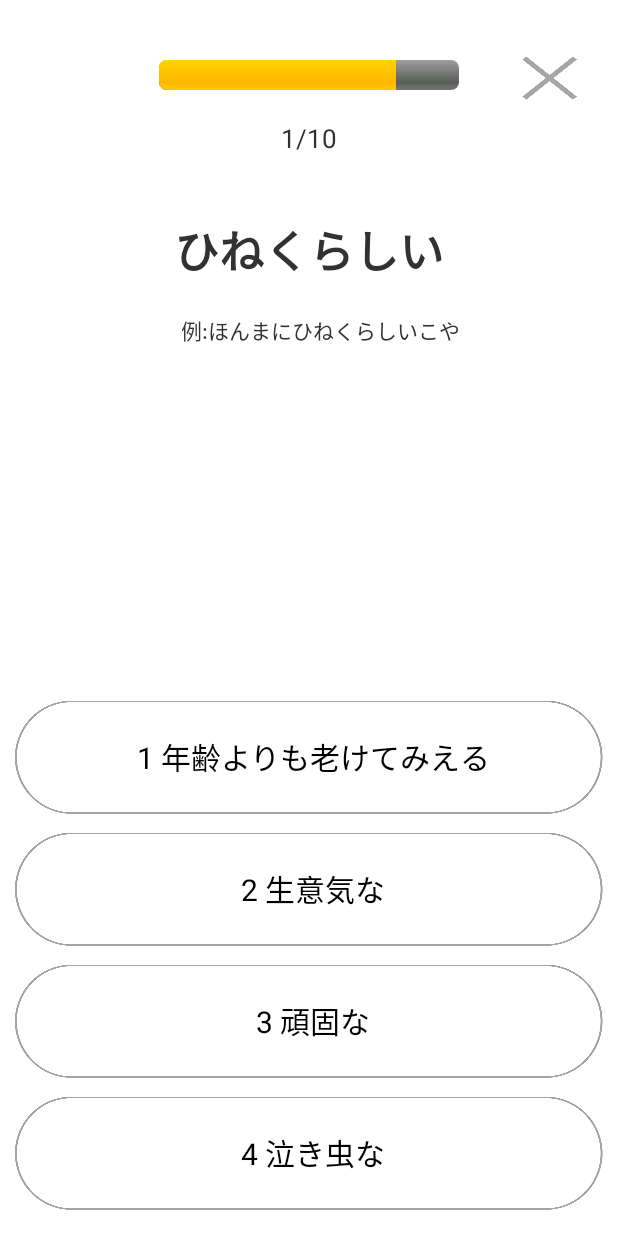
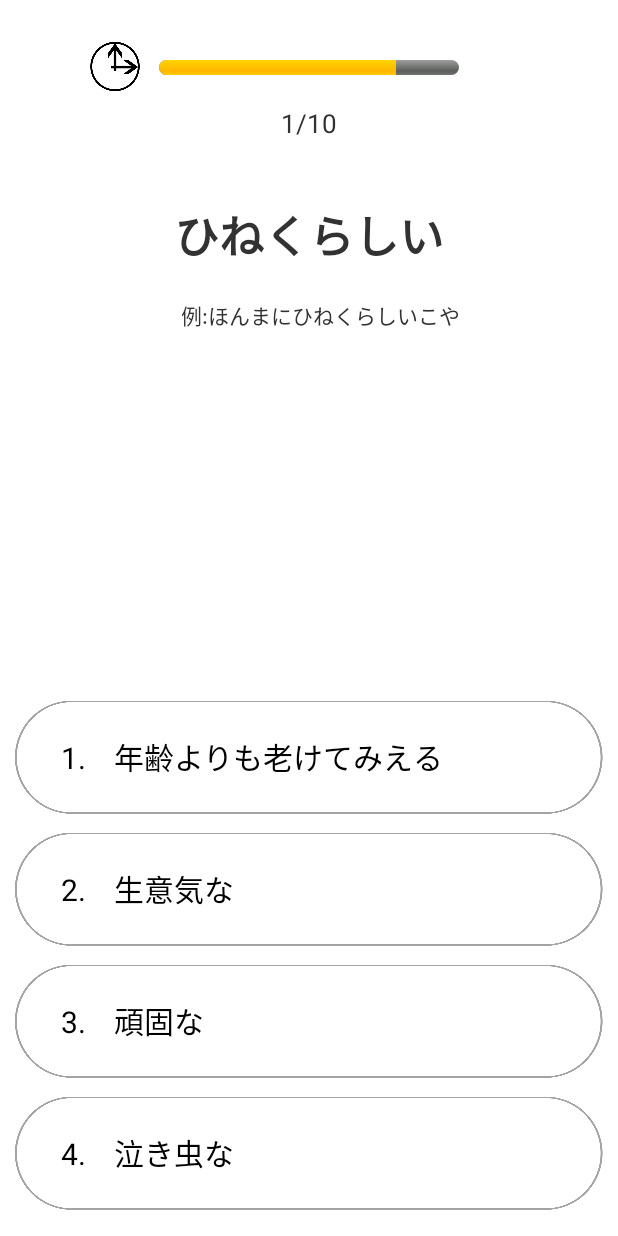
Before and after one commit to mori-mori/ToyamabenQuizuDroidVer, an Android app: the screen it shows after launch (QuestionActivity), after a tap on an icon or button, on a phone screen of 412 x 824 dp. Run offline under Robolectric (Android 15) with nearby library versions, the phone set to English and light mode, and no system bars.

Commit message:
完成？

```diff
--- a/app/src/main/java/com/morimori/toyamabenquizu/QuestionActivity.java
+++ b/app/src/main/java/com/morimori/toyamabenquizu/QuestionActivity.java
@@ -44,27 +44,23 @@ public class QuestionActivity extends Activity implements View.OnClickListener,
 
 		// answer1Button set
 		Button answer1Button = (Button)findViewById(R.id.answer1Button);
-		answer1Button.setText(" 1 " + questionData.answer1);
+		answer1Button.setText("       1.    " + questionData.answer1);
 		answer1Button.setOnClickListener(this);
 
 		// answer2Button set
 		Button answer2Button = (Button)findViewById(R.id.answer2Button);
-		answer2Button.setText(" 2 " + questionData.answer2);
+		answer2Button.setText("       2.    " + questionData.answer2);
 		answer2Button.setOnClickListener(this);
 
 		// answer3Button set
 		Button answer3Button = (Button)findViewById(R.id.answer3Button);
-		answer3Button.setText(" 3 " + questionData.answer3);
+		answer3Button.setText("       3.    " + questionData.answer3);
 		answer3Button.setOnClickListener(this);
 
 		// answer4Button set
 		Button answer4Button = (Button)findViewById(R.id.answer4Button);
-		answer4Button.setText(" 4 " + questionData.answer4);
+		answer4Button.setText("       4.    " + questionData.answer4);
 		answer4Button.setOnClickListener(this);
-
-		// backHomeButton set
-		Button backHomeButton = (Button)findViewById(R.id.backHomeButton);
-		backHomeButton.setOnClickListener(this);
 
 		answerCountBar = (ProgressBar)findViewById(R.id.timeProgressBar);
 
--- a/app/src/main/res/layout/activity_question.xml
+++ b/app/src/main/res/layout/activity_question.xml
@@ -65,6 +65,7 @@
         android:layout_marginStart="8dp"
         android:background="@drawable/anserbutton"
         android:text="だらしない"
+        android:textAlignment="viewStart"
         android:textSize="20sp"
         app:layout_constraintBottom_toTopOf="@+id/answer2Button"
         app:layout_constraintHorizontal_bias="0.0"
@@ -82,6 +83,7 @@
         android:layout_marginStart="8dp"
         android:background="@drawable/anserbutton"
         android:text="かわいい"
+        android:textAlignment="viewStart"
         android:textSize="20sp"
         app:layout_constraintBottom_toTopOf="@+id/answer3Button"
         app:layout_constraintHorizontal_bias="0.0"
@@ -99,6 +101,7 @@
         android:layout_marginStart="8dp"
         android:background="@drawable/anserbutton"
         android:text="あいそうがない"
+        android:textAlignment="viewStart"
         android:textSize="20sp"
         app:layout_constraintBottom_toTopOf="@+id/answer4Button"
         app:layout_constraintHorizontal_bias="0.0"
@@ -116,30 +119,18 @@
         android:layout_marginStart="8dp"
         android:background="@drawable/anserbutton"
         android:text="わびしい"
+        android:textAlignment="viewStart"
         android:textSize="20sp"
         app:layout_constraintBottom_toBottomOf="parent"
         app:layout_constraintHorizontal_bias="0.0"
         app:layout_constraintLeft_toLeftOf="parent"
         app:layout_constraintRight_toRightOf="parent"/>
 
-    <Button
-        android:id="@+id/backHomeButton"
-        android:layout_width="42dp"
-        android:layout_height="33dp"
-        android:layout_marginEnd="15dp"
-        android:layout_marginTop="35dp"
-        android:background="@drawable/homebutton"
-        app:layout_constraintTop_toTopOf="parent"
-        android:layout_marginRight="15dp"
-        app:layout_constraintRight_toRightOf="parent"
-        app:layout_constraintLeft_toRightOf="@+id/timeProgressBar"
-        android:layout_marginLeft="30dp"/>
-
     <ProgressBar
         android:id="@+id/timeProgressBar"
         style="?android:attr/progressBarStyleHorizontal"
         android:layout_width="200dp"
-        android:layout_height="20dp"
+        android:layout_height="10dp"
         android:layout_marginLeft="8dp"
         android:layout_marginRight="8dp"
         android:layout_marginTop="40dp"
@@ -149,8 +140,8 @@
 
     <ImageView
         android:id="@+id/correctImageView"
-        android:layout_width="270dp"
-        android:layout_height="204dp"
+        android:layout_width="300dp"
+        android:layout_height="300dp"
         android:layout_marginBottom="8dp"
         android:layout_marginLeft="8dp"
         android:layout_marginRight="8dp"
@@ -159,22 +150,32 @@
         app:layout_constraintBottom_toBottomOf="parent"
         app:layout_constraintLeft_toLeftOf="parent"
         app:layout_constraintRight_toRightOf="parent"
-        app:layout_constraintTop_toTopOf="parent"
-        app:layout_constraintVertical_bias="0.057"/>
+        app:layout_constraintTop_toTopOf="parent"/>
 
     <ImageView
         android:id="@+id/incorrectImageView"
-        android:layout_width="275dp"
-        android:layout_height="207dp"
+        android:layout_width="300dp"
+        android:layout_height="300dp"
         android:layout_marginBottom="8dp"
         android:layout_marginLeft="8dp"
         android:layout_marginRight="8dp"
         android:layout_marginTop="8dp"
         android:alpha="0"
         app:layout_constraintBottom_toBottomOf="parent"
-        app:layout_constraintHorizontal_bias="0.774"
+        app:layout_constraintHorizontal_bias="0.5"
         app:layout_constraintLeft_toLeftOf="parent"
         app:layout_constraintRight_toRightOf="parent"
+        app:layout_constraintTop_toTopOf="parent"/>
+
+    <ImageView
+        android:id="@+id/imageView2"
+        android:layout_width="56dp"
+        android:layout_height="38dp"
+        android:layout_marginRight="1dp"
+        android:layout_marginTop="25dp"
+        android:src="@drawable/timer"
+        app:layout_constraintRight_toLeftOf="@+id/timeProgressBar"
         app:layout_constraintTop_toTopOf="parent"
-        app:layout_constraintVertical_bias="0.122"/>
+        app:srcCompat="@drawable/timer"/>
+
 </android.support.constraint.ConstraintLayout>
--- a/app/src/main/res/layout/activity_result.xml
+++ b/app/src/main/res/layout/activity_result.xml
@@ -5,28 +5,32 @@
     xmlns:tools="http://schemas.android.com/tools"
     android:layout_width="match_parent"
     android:layout_height="match_parent"
+    android:background="@android:color/white"
     tools:context="com.morimori.toyamabenquizu.ResultActivity">
 
     <TextView
         android:id="@+id/correctPercentLabel"
         android:layout_width="wrap_content"
         android:layout_height="wrap_content"
+        android:layout_marginLeft="8dp"
+        android:layout_marginRight="8dp"
+        android:layout_marginTop="200dp"
         android:text="正解率は100%"
-        app:layout_constraintTop_toTopOf="parent"
-        android:layout_marginTop="200dp"
-        android:layout_marginLeft="8dp"
+        android:textSize="50sp"
+        android:textStyle="bold"
         app:layout_constraintLeft_toLeftOf="parent"
-        android:layout_marginRight="8dp"
-        app:layout_constraintRight_toRightOf="parent"/>
+        app:layout_constraintRight_toRightOf="parent"
+        app:layout_constraintTop_toTopOf="parent"/>
 
     <Button
         android:id="@+id/backHomeButton"
-        android:layout_width="wrap_content"
-        android:layout_height="wrap_content"
-        android:layout_marginLeft="8dp"
-        android:layout_marginRight="8dp"
-        android:layout_marginTop="50dp"
-        android:text="ホームへ"
+        android:layout_width="215dp"
+        android:layout_height="80dp"
+        android:layout_marginLeft="0dp"
+        android:layout_marginRight="0dp"
+        android:layout_marginTop="100dp"
+        android:background="@drawable/backhomebutton"
+        app:layout_constraintHorizontal_bias="0.505"
         app:layout_constraintLeft_toLeftOf="parent"
         app:layout_constraintRight_toRightOf="parent"
         app:layout_constraintTop_toBottomOf="@+id/correctPercentLabel"/>
```
Also changed, not shown: app/src/main/res/drawable/backhomebutton.png (added), app/src/main/res/drawable/timer.png (added), 61 other files.
